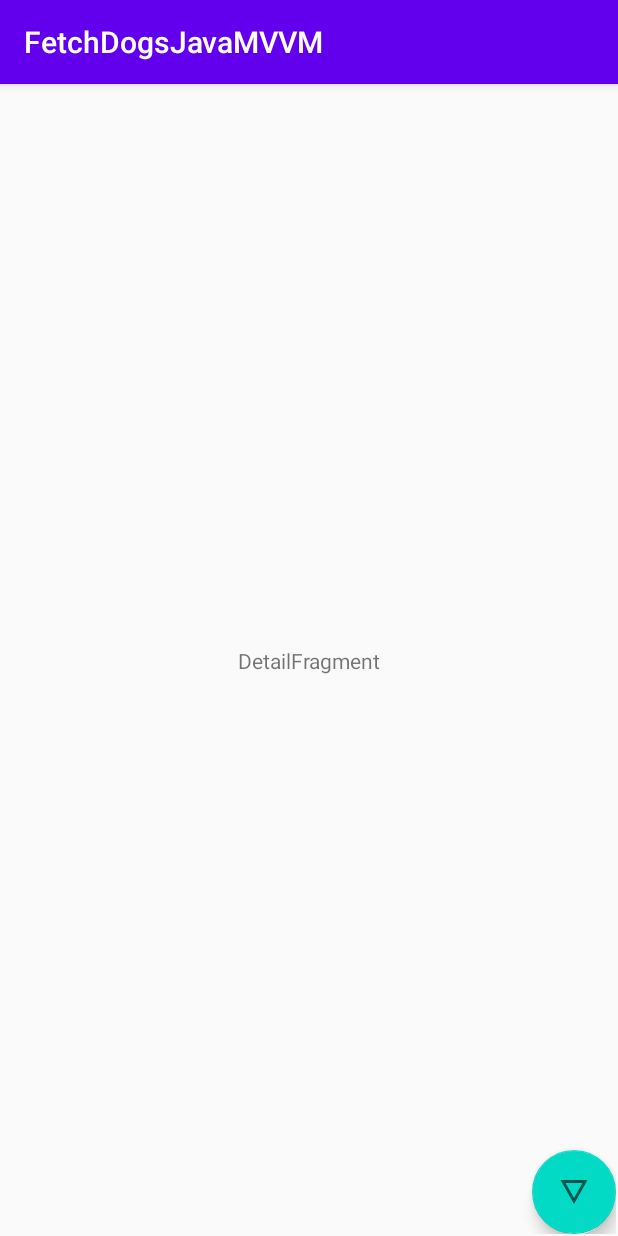
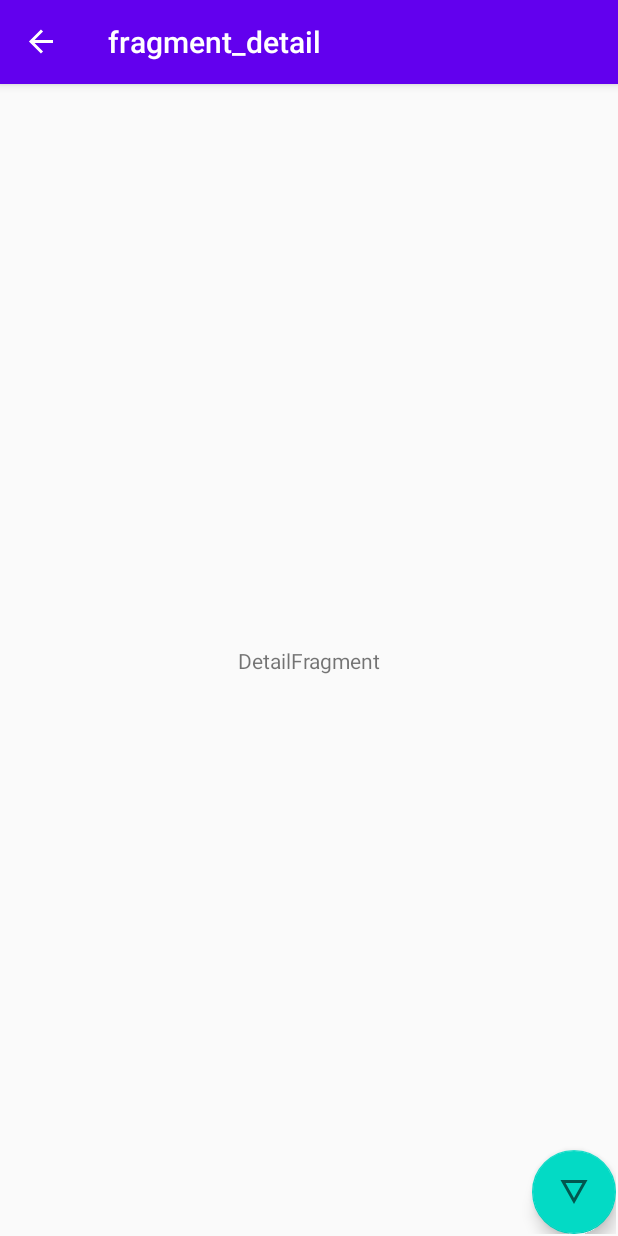
Before and after one commit to Hrishikesh6419/FetchDogsJavaMVVM, an Android app: the DetailFragment screen opened through its navigation route, on a phone screen of 412 x 824 dp. Run offline under Robolectric (Android 15) with nearby library versions, the phone set to English and light mode, and no system bars; our stand-ins replace ButterKnife, navigation-ui.

Commit message:
Added Floating button in DetailFragment and ListFragment

```diff
--- a/app/src/main/java/com/hrishikeshdarshan/fetchdogsjavamvvm/view/DetailFragment.java
+++ b/app/src/main/java/com/hrishikeshdarshan/fetchdogsjavamvvm/view/DetailFragment.java
@@ -3,14 +3,23 @@ package com.hrishikeshdarshan.fetchdogsjavamvvm.view;
 import android.os.Bundle;
 
 import androidx.fragment.app.Fragment;
+import androidx.navigation.NavDirections;
+import androidx.navigation.Navigation;
 
 import android.view.LayoutInflater;
 import android.view.View;
 import android.view.ViewGroup;
 
+import com.google.android.material.floatingactionbutton.FloatingActionButton;
 import com.hrishikeshdarshan.fetchdogsjavamvvm.R;
 
+import butterknife.BindView;
+import butterknife.ButterKnife;
+
 public class DetailFragment extends Fragment {
+
+    @BindView(R.id.floatingActionButtonDetails)
+    FloatingActionButton fab;
 
     public DetailFragment() {
         // Required empty public constructor
@@ -19,10 +28,27 @@ public class DetailFragment extends Fragment {
     @Override
     public View onCreateView(LayoutInflater inflater, ViewGroup container,
                              Bundle savedInstanceState) {
-        // Inflate the layout for this fragment
-        return inflater.inflate(R.layout.fragment_detail, container, false);
+
+        View view = inflater.inflate(R.layout.fragment_detail, container, false);
+
+        ButterKnife.bind(this,view);
+
+        fab.setOnClickListener(view1 -> goToList());
+
+
+        return view;
+    }
+
+    private void goToList() {
+
+        NavDirections action = DetailFragmentDirections.actionList();
+
+        Navigation.findNavController(fab).navigate(action);
+
+
+
+
     }
 
 
-
 }
--- a/app/src/main/java/com/hrishikeshdarshan/fetchdogsjavamvvm/view/ListFragment.java
+++ b/app/src/main/java/com/hrishikeshdarshan/fetchdogsjavamvvm/view/ListFragment.java
@@ -2,16 +2,26 @@ package com.hrishikeshdarshan.fetchdogsjavamvvm.view;
 
 import android.os.Bundle;
 
+import androidx.annotation.NonNull;
+import androidx.annotation.Nullable;
 import androidx.fragment.app.Fragment;
+import androidx.navigation.NavDirections;
+import androidx.navigation.Navigation;
 
 import android.view.LayoutInflater;
 import android.view.View;
 import android.view.ViewGroup;
 
+import com.google.android.material.floatingactionbutton.FloatingActionButton;
 import com.hrishikeshdarshan.fetchdogsjavamvvm.R;
+
+import butterknife.BindView;
+import butterknife.ButterKnife;
 
 public class ListFragment extends Fragment {
 
+    @BindView(R.id.floatingActionButton)
+    FloatingActionButton fab;
 
     public ListFragment() {
         // Required empty public constructor
@@ -21,6 +31,26 @@ public class ListFragment extends Fragment {
     public View onCreateView(LayoutInflater inflater, ViewGroup container,
                              Bundle savedInstanceState) {
         // Inflate the layout for this fragment
-        return inflater.inflate(R.layout.fragment_list, container, false);
+        View view = inflater.inflate(R.layout.fragment_list, container, false);
+        ButterKnife.bind(this,view);
+        return view;
     }
+
+    @Override
+    public void onViewCreated(@NonNull View view, @Nullable Bundle savedInstanceState) {
+        super.onViewCreated(view, savedInstanceState);
+        fab.setOnClickListener(view1 -> {
+            onGoToDeatils();
+        });
+
+    }
+
+    void onGoToDeatils(){
+
+        NavDirections action = ListFragmentDirections.actionDetail();
+        Navigation.findNavController(fab).navigate(action);
+
+
+    }
+
 }
--- a/app/src/main/java/com/hrishikeshdarshan/fetchdogsjavamvvm/view/MainActivity.java
+++ b/app/src/main/java/com/hrishikeshdarshan/fetchdogsjavamvvm/view/MainActivity.java
@@ -1,16 +1,35 @@
 package com.hrishikeshdarshan.fetchdogsjavamvvm.view;
 
 import androidx.appcompat.app.AppCompatActivity;
+import androidx.drawerlayout.widget.DrawerLayout;
+import androidx.navigation.NavController;
+import androidx.navigation.Navigation;
+import androidx.navigation.ui.NavigationUI;
 
 import android.os.Bundle;
 
 import com.hrishikeshdarshan.fetchdogsjavamvvm.R;
 
+import butterknife.BindView;
+import butterknife.ButterKnife;
+
 public class MainActivity extends AppCompatActivity {
+
+
+    private NavController navController;
 
     @Override
     protected void onCreate(Bundle savedInstanceState) {
         super.onCreate(savedInstanceState);
         setContentView(R.layout.activity_main);
+
+        navController = Navigation.findNavController(this, R.id.fragment);
+        NavigationUI.setupActionBarWithNavController(this,navController);
+
+    }
+
+    @Override
+    public boolean onSupportNavigateUp() {
+        return NavigationUI.navigateUp(navController, (DrawerLayout) null);
     }
 }
--- a/app/src/main/res/layout/fragment_detail.xml
+++ b/app/src/main/res/layout/fragment_detail.xml
@@ -18,7 +18,7 @@
         app:layout_constraintTop_toTopOf="parent" />
 
     <com.google.android.material.floatingactionbutton.FloatingActionButton
-        android:id="@+id/floatingActionButton"
+        android:id="@+id/floatingActionButtonDetails"
         android:layout_width="wrap_content"
         android:layout_height="wrap_content"
         android:clickable="true"
```
